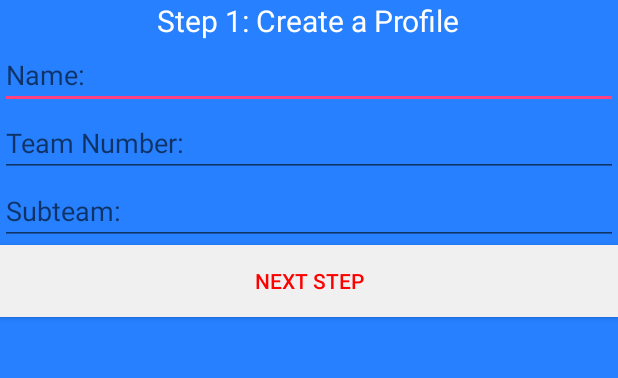
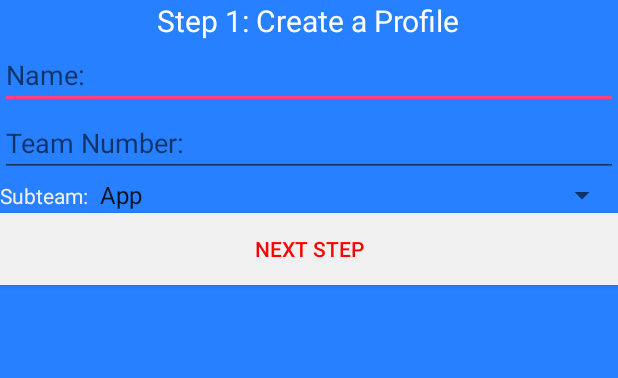
Before and after one commit to X-Cats/FirstBook, an Android app: the CreateProfileActivity screen opened directly, with no data from a screen before it, on a phone screen of 412 x 824 dp, the part 61-439 px from its top. Run offline under Robolectric (Android 15) with nearby library versions, the phone set to English and light mode, and no system bars.

Commit message:
Added a dropdown list of subteams on the profile creation page.

```diff
--- a/app/src/main/java/com/xcats/firstbook/CreateProfileActivity.java
+++ b/app/src/main/java/com/xcats/firstbook/CreateProfileActivity.java
@@ -6,7 +6,11 @@ import android.content.Intent;
 import android.net.Uri;
 import android.os.Bundle;
 import android.view.View;
+import android.widget.AdapterView;
+import android.widget.ArrayAdapter;
 import android.widget.EditText;
+import android.widget.Spinner;
+import android.widget.TextView;
 import android.widget.Toast;
 
 import com.xcats.firstbook.Database.DirectoryProvider;
@@ -18,11 +22,14 @@ public class CreateProfileActivity extends Activity {
 
     EditText nameEdit;
     EditText teamNumEdit;
-    EditText subTeamEdit;
+    TextView subTeamEdit;
 
     String name;
     String teamNum;
-    String subTeam;
+    String subTeam = "App";
+
+    Spinner spinner;
+    ArrayAdapter<CharSequence> adapter;
 
     public void onCreate(Bundle savedInstanceState) {
         super.onCreate(savedInstanceState);
@@ -30,16 +37,32 @@ public class CreateProfileActivity extends Activity {
 
         nameEdit = (EditText) findViewById(R.id.nameCreateProf1);
         teamNumEdit = (EditText) findViewById(R.id.teamNumberCreatProf1);
-        subTeamEdit = (EditText) findViewById(R.id.subteamCreateProf1);
+        subTeamEdit = (TextView) findViewById(R.id.subteamCreateProf1);
+        spinner = (Spinner)findViewById(R.id.spinner);
+        adapter = ArrayAdapter.createFromResource(this, R.array.subteam_names, android.R.layout.simple_spinner_item);
+        adapter.setDropDownViewResource(android.R.layout.simple_spinner_dropdown_item);
+        spinner.setAdapter(adapter);
+        spinner.setOnItemSelectedListener(new AdapterView.OnItemSelectedListener() {
+            @Override
+            public void onItemSelected(AdapterView<?> parent, View view, int position, long id) {
+                subTeam = parent.getItemAtPosition(position).toString();
+            }
+
+            @Override
+            public void onNothingSelected(AdapterView<?> parent) {
+
+            }
+        });
     }
 
     public void nextStep(View view) {
 
         name = nameEdit.getText().toString();
         teamNum = teamNumEdit.getText().toString();
-        subTeam = subTeamEdit.getText().toString();
+        //subTeam = subTeamEdit.getText().toString();
 
         if(!name.isEmpty() && !teamNum.isEmpty() && !subTeam.isEmpty()){
+
             Intent createProfile = new Intent(this, CreateProfileActivity2.class);
             createProfile.putExtra("name", name);
             createProfile.putExtra("teamNum", teamNum);
--- a/app/src/main/java/com/xcats/firstbook/ViewMembersActivity.java
+++ b/app/src/main/java/com/xcats/firstbook/ViewMembersActivity.java
@@ -90,7 +90,7 @@ public class ViewMembersActivity extends Activity{
                 {
                     viewProfile(v, teamNum, subteam, name);
                 }
-            });;
+            });
             tl.addView(row);
         }
         tl.requestLayout();     // Not sure if this is needed.
--- a/app/src/main/res/layout/activity_create_profile1.xml
+++ b/app/src/main/res/layout/activity_create_profile1.xml
@@ -1,57 +1,71 @@
 <?xml version="1.0" encoding="utf-8"?>
 <LinearLayout xmlns:android="http://schemas.android.com/apk/res/android"
-    android:orientation="vertical"
     android:layout_width="match_parent"
+    android:layout_height="match_parent"
     android:background="@color/blue"
-    android:layout_height="match_parent">
+    android:orientation="vertical">
+
     <TextView
         android:layout_width="wrap_content"
         android:layout_height="wrap_content"
+        android:layout_centerHorizontal="true"
+        android:layout_gravity="center_horizontal"
         android:text="FirstBook"
-        android:textSize="30sp"
-        android:layout_centerHorizontal="true"
         android:textColor="@color/white"
-        android:layout_gravity="center_horizontal" />
+        android:textSize="30sp" />
+
     <TextView
         android:layout_width="wrap_content"
         android:layout_height="wrap_content"
+        android:layout_centerHorizontal="true"
+        android:layout_gravity="center_horizontal"
         android:text="Step 1: Create a Profile"
-        android:textSize="20sp"
-        android:layout_centerHorizontal="true"
         android:textColor="@color/white"
-        android:layout_gravity="center_horizontal"/>
+        android:textSize="20sp" />
 
     <EditText
+        android:id="@+id/nameCreateProf1"
         android:layout_width="match_parent"
         android:layout_height="wrap_content"
+        android:ems="10"
+        android:hint="Name:"
         android:inputType=""
-        android:hint="Name:"
-        android:ems="10"
-        android:textColor="@color/lightGrey"
-        android:id="@+id/nameCreateProf1" />
+        android:textColor="@color/lightGrey" />
 
     <EditText
+        android:id="@+id/teamNumberCreatProf1"
         android:layout_width="match_parent"
         android:layout_height="wrap_content"
-        android:id="@+id/teamNumberCreatProf1"
+        android:layout_gravity="center_horizontal"
         android:hint="Team Number:"
         android:inputType="number"
-        android:textColor="@color/lightGrey"
-        android:layout_gravity="center_horizontal" />
+        android:textColor="@color/lightGrey" />
 
-    <EditText
+    <LinearLayout
         android:layout_width="match_parent"
         android:layout_height="wrap_content"
-        android:id="@+id/subteamCreateProf1"
-        android:hint="Subteam:"
-        android:textColor="@color/lightGrey"
-        android:layout_gravity="center_horizontal" />
+        android:orientation="horizontal">
+
+        <TextView
+            android:id="@+id/subteamCreateProf1"
+            android:layout_width="wrap_content"
+            android:layout_height="wrap_content"
+            android:text="Subteam:"
+            android:textColor="@color/lightGrey" />
+
+        <Spinner
+            android:id="@+id/spinner"
+            android:layout_width="fill_parent"
+            android:layout_height="wrap_content"
+            android:layout_alignParentRight="true" />
+    </LinearLayout>
+
     <Button
         android:layout_width="match_parent"
         android:layout_height="wrap_content"
+        android:background="@color/lightGrey"
+        android:onClick="nextStep"
         android:text="Next Step"
-        android:background="@color/lightGrey"
-        android:textColor="@color/red"
-        android:onClick="nextStep"/>
+        android:textColor="@color/red" />
 
 </LinearLayout>
--- a/app/src/main/res/values/strings.xml
+++ b/app/src/main/res/values/strings.xml
@@ -1,3 +1,14 @@
 <resources>
     <string name="app_name">FirstBook</string>
+    <string-array name="subteam_names">
+        <item>App</item>
+        <item>Animation</item>
+        <item>CAD</item>
+        <item>Drives</item>
+        <item>Electrical</item>
+        <item>Mechanical</item>
+        <item>Promotion</item>
+        <item>Software</item>
+        <item>Web</item>
+    </string-array>
 </resources>
```
